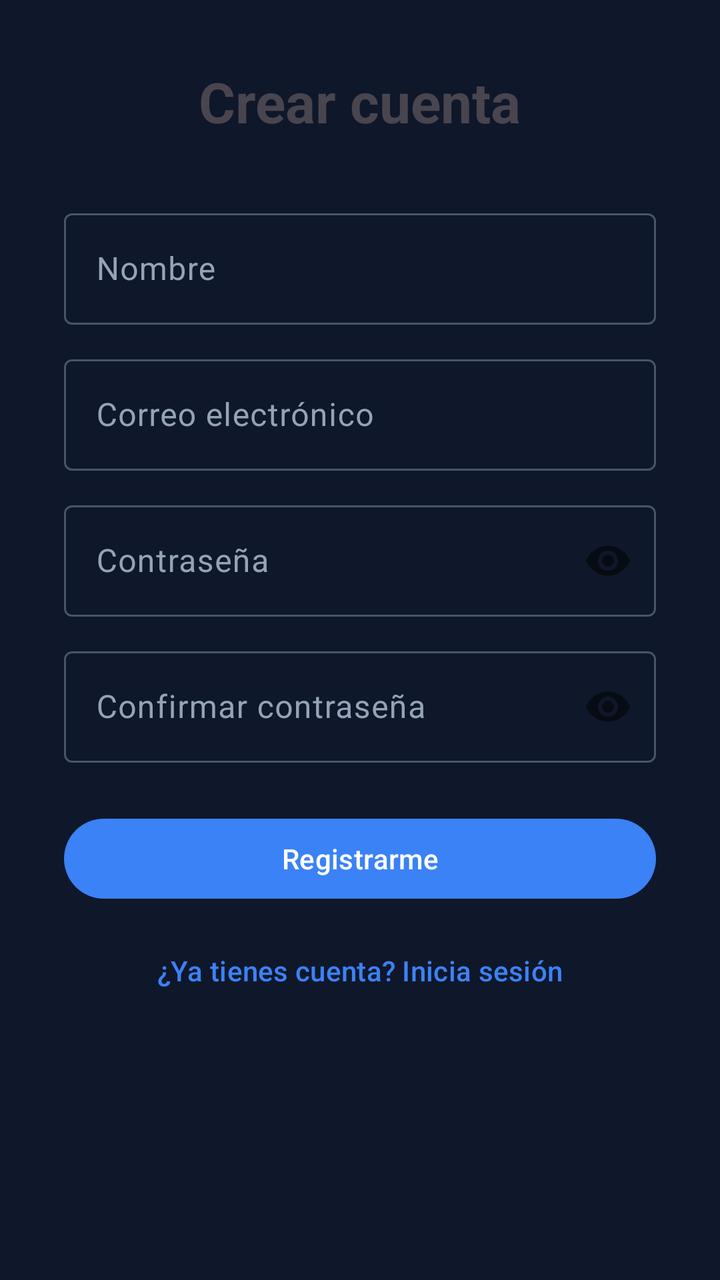
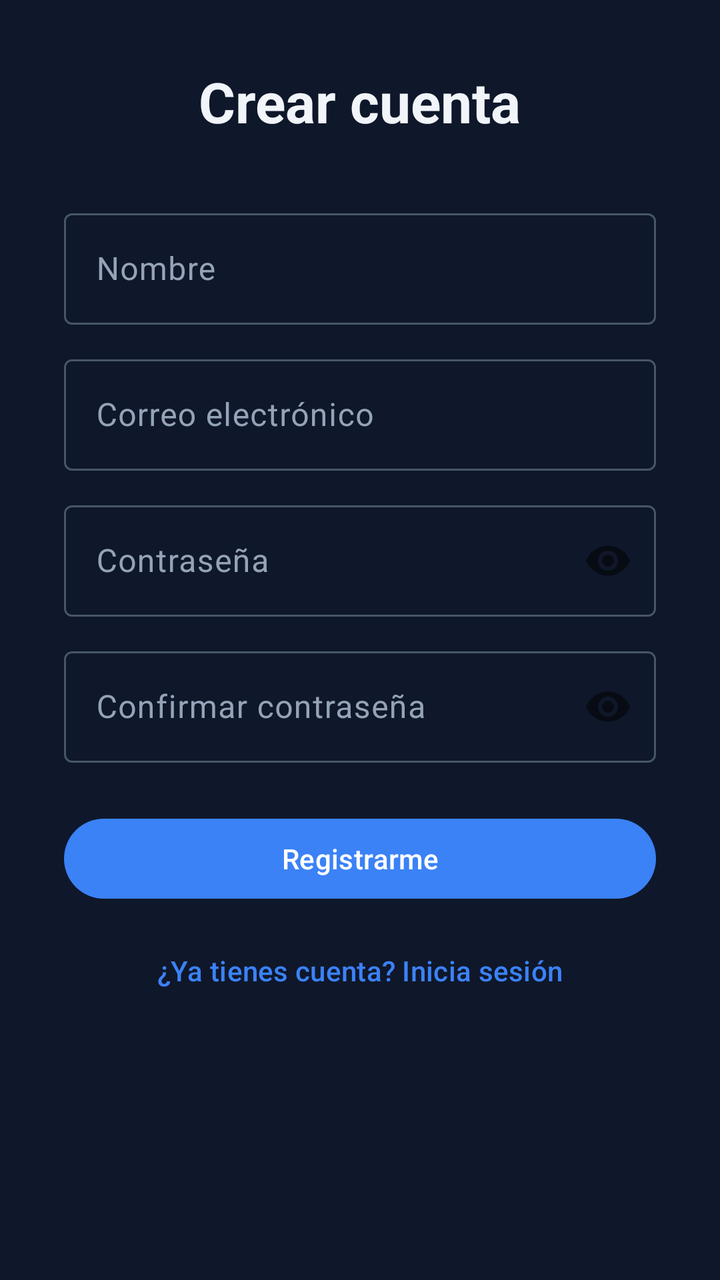

Two renders of the same Android screen: before a commit and after it. Below are the layout's source before the change and the commit's diff.
<!-- AndroidManifest.xml: application theme Theme.Localiza2 -->
<!-- res/layout/fragment_register.xml -->
<?xml version="1.0" encoding="utf-8"?>
<ScrollView xmlns:android="http://schemas.android.com/apk/res/android"
    xmlns:app="http://schemas.android.com/apk/res-auto"
    android:layout_width="match_parent"
    android:layout_height="match_parent">

    <LinearLayout
        android:layout_width="match_parent"
        android:layout_height="wrap_content"
        android:gravity="center_horizontal"
        android:orientation="vertical"
        android:padding="32dp">

        
        <LinearLayout
            android:id="@+id/layoutForm"
            android:layout_width="match_parent"
            android:layout_height="wrap_content"
            android:orientation="vertical">

            <TextView
                android:layout_width="wrap_content"
                android:layout_height="wrap_content"
                android:layout_gravity="center"
                android:layout_marginBottom="32dp"
                android:text="Crear cuenta"
                android:textSize="28sp"
                android:textStyle="bold" />

            <com.google.android.material.textfield.TextInputLayout
                android:layout_width="match_parent"
                android:layout_height="wrap_content"
                android:hint="Nombre"
                style="@style/Widget.Material3.TextInputLayout.OutlinedBox">
                <com.google.android.material.textfield.TextInputEditText
                    android:id="@+id/etName"
                    android:layout_width="match_parent"
                    android:layout_height="wrap_content"
                    android:inputType="textPersonName" />
            </com.google.android.material.textfield.TextInputLayout>

            <com.google.android.material.textfield.TextInputLayout
                android:layout_width="match_parent"
                android:layout_height="wrap_content"
                android:layout_marginTop="12dp"
                android:hint="Correo electrónico"
                style="@style/Widget.Material3.TextInputLayout.OutlinedBox">
                <com.google.android.material.textfield.TextInputEditText
                    android:id="@+id/etEmail"
                    android:layout_width="match_parent"
                    android:layout_height="wrap_content"
                    android:inputType="textEmailAddress" />
            </com.google.android.material.textfield.TextInputLayout>

            <com.google.android.material.textfield.TextInputLayout
                android:layout_width="match_parent"
                android:layout_height="wrap_content"
                android:layout_marginTop="12dp"
                android:hint="Contraseña"
                app:passwordToggleEnabled="true"
                style="@style/Widget.Material3.TextInputLayout.OutlinedBox">
                <com.google.android.material.textfield.TextInputEditText
                    android:id="@+id/etPassword"
                    android:layout_width="match_parent"
                    android:layout_height="wrap_content"
                    android:inputType="textPassword" />
            </com.google.android.material.textfield.TextInputLayout>

            <com.google.android.material.textfield.TextInputLayout
                android:layout_width="match_parent"
                android:layout_height="wrap_content"
                android:layout_marginTop="12dp"
                android:hint="Confirmar contraseña"
                app:passwordToggleEnabled="true"
                style="@style/Widget.Material3.TextInputLayout.OutlinedBox">
                <com.google.android.material.textfield.TextInputEditText
                    android:id="@+id/etConfirmPassword"
                    android:layout_width="match_parent"
                    android:layout_height="wrap_content"
                    android:inputType="textPassword" />
            </com.google.android.material.textfield.TextInputLayout>

            <ProgressBar
                android:id="@+id/progressBar"
                android:layout_width="wrap_content"
                android:layout_height="wrap_content"
                android:layout_gravity="center"
                android:layout_marginTop="16dp"
                android:visibility="gone" />

            <com.google.android.material.button.MaterialButton
                android:id="@+id/btnRegister"
                android:layout_width="match_parent"
                android:layout_height="wrap_content"
                android:layout_marginTop="24dp"
                android:text="Registrarme" />

            <com.google.android.material.button.MaterialButton
                android:id="@+id/btnGoLogin"
                android:layout_width="match_parent"
                android:layout_height="wrap_content"
                android:layout_marginTop="8dp"
                android:text="¿Ya tienes cuenta? Inicia sesión"
                style="@style/Widget.Material3.Button.TextButton" />

        </LinearLayout>

        
        <LinearLayout
            android:id="@+id/layoutPending"
            android:layout_width="match_parent"
            android:layout_height="wrap_content"
            android:orientation="vertical"
            android:gravity="center"
            android:visibility="gone">

            <TextView
                android:layout_width="wrap_content"
                android:layout_height="wrap_content"
                android:layout_gravity="center"
                android:layout_marginBottom="16dp"
                android:text="Revisa tu correo"
                android:textSize="24sp"
                android:textStyle="bold" />

            <TextView
                android:id="@+id/tvPendingDesc"
                android:layout_width="match_parent"
                android:layout_height="wrap_content"
                android:gravity="center"
                android:layout_marginBottom="32dp"
                android:textSize="15sp"
                android:lineSpacingMultiplier="1.4" />

            <com.google.android.material.button.MaterialButton
                android:id="@+id/btnResend"
                android:layout_width="match_parent"
                android:layout_height="wrap_content"
                android:text="Reenviar correo" />

            <com.google.android.material.button.MaterialButton
                android:id="@+id/btnBackToLogin"
                android:layout_width="match_parent"
                android:layout_height="wrap_content"
                android:layout_marginTop="8dp"
                android:text="Volver al inicio de sesión"
                style="@style/Widget.Material3.Button.TextButton" />

        </LinearLayout>

    </LinearLayout>
</ScrollView>
<!-- resources referenced by this layout -->
<resources>
  <style name="Theme.Localiza2" parent="Theme.Material3.DayNight.NoActionBar">
          
          <item name="colorPrimary">@color/accent_primary</item>
          <item name="colorOnPrimary">@color/white</item>
          <item name="colorPrimaryContainer">@color/bg_surface_2</item>
          <item name="colorOnPrimaryContainer">@color/accent_light</item>
  
          
          <item name="colorSecondary">@color/accent_primary</item>
          <item name="colorOnSecondary">@color/white</item>
          <item name="colorSecondaryContainer">@color/bg_surface_2</item>
          <item name="colorOnSecondaryContainer">@color/accent_light</item>
  
          
          <item name="colorError">@color/danger</item>
          <item name="colorOnError">@color/white</item>
          <item name="colorErrorContainer">@color/bg_surface_2</item>
          <item name="colorOnErrorContainer">@color/danger</item>
  
          
          <item name="colorSurface">@color/bg_surface</item>
          <item name="colorOnSurface">@color/text_primary</item>
          <item name="colorSurfaceVariant">@color/bg_surface_2</item>
          <item name="colorOnSurfaceVariant">@color/text_muted</item>
          <item name="android:colorBackground">@color/bg_primary</item>
          <item name="colorOnBackground">@color/text_primary</item>
  
          
          <item name="colorOutline">@color/bg_surface_3</item>
          <item name="colorOutlineVariant">@color/bg_surface_2</item>
          <item name="colorSurfaceContainerLow">@color/bg_surface</item>
          <item name="colorSurfaceContainer">@color/bg_surface_2</item>
          <item name="colorSurfaceContainerHigh">@color/bg_surface_3</item>
  
          
          <item name="android:textColorPrimary">@color/text_primary</item>
          <item name="android:textColorSecondary">@color/text_muted</item>
          <item name="android:textColorHint">@color/text_hint</item>
      </style>
  <color name="accent_primary">#3b82f6</color>
  <color name="white">#FFFFFFFF</color>
  <color name="bg_surface_2">#334155</color>
  <color name="accent_light">#60a5fa</color>
  <color name="danger">#ef4444</color>
  <color name="bg_surface">#1e293b</color>
  <color name="text_primary">#f1f5f9</color>
  <color name="text_muted">#94a3b8</color>
  <color name="bg_primary">#0f172a</color>
  <color name="bg_surface_3">#475569</color>
  <color name="text_hint">#64748b</color>
</resources>

<!-- the commit's change to res/layout/fragment_register.xml (unified diff, before → after) -->
@@ -9,7 +9,7 @@
         android:layout_height="wrap_content"
         android:gravity="center_horizontal"
         android:orientation="vertical"
-        android:padding="32dp">
+        android:padding="@dimen/spacing_2xl">
 
         
         <LinearLayout
@@ -22,10 +22,11 @@
                 android:layout_width="wrap_content"
                 android:layout_height="wrap_content"
                 android:layout_gravity="center"
-                android:layout_marginBottom="32dp"
+                android:layout_marginBottom="@dimen/spacing_2xl"
                 android:text="Crear cuenta"
                 android:textSize="28sp"
-                android:textStyle="bold" />
+                android:textStyle="bold"
+                android:textColor="?attr/colorOnSurface" />
 
             <com.google.android.material.textfield.TextInputLayout
                 android:layout_width="match_parent"
@@ -42,7 +43,7 @@
             <com.google.android.material.textfield.TextInputLayout
                 android:layout_width="match_parent"
                 android:layout_height="wrap_content"
-                android:layout_marginTop="12dp"
+                android:layout_marginTop="@dimen/spacing_md"
                 android:hint="Correo electrónico"
                 style="@style/Widget.Material3.TextInputLayout.OutlinedBox">
                 <com.google.android.material.textfield.TextInputEditText
@@ -55,7 +56,7 @@
             <com.google.android.material.textfield.TextInputLayout
                 android:layout_width="match_parent"
                 android:layout_height="wrap_content"
-                android:layout_marginTop="12dp"
+                android:layout_marginTop="@dimen/spacing_md"
                 android:hint="Contraseña"
                 app:passwordToggleEnabled="true"
                 style="@style/Widget.Material3.TextInputLayout.OutlinedBox">
@@ -69,7 +70,7 @@
             <com.google.android.material.textfield.TextInputLayout
                 android:layout_width="match_parent"
                 android:layout_height="wrap_content"
-                android:layout_marginTop="12dp"
+                android:layout_marginTop="@dimen/spacing_md"
                 android:hint="Confirmar contraseña"
                 app:passwordToggleEnabled="true"
                 style="@style/Widget.Material3.TextInputLayout.OutlinedBox">
@@ -85,21 +86,21 @@
                 android:layout_width="wrap_content"
                 android:layout_height="wrap_content"
                 android:layout_gravity="center"
-                android:layout_marginTop="16dp"
+                android:layout_marginTop="@dimen/spacing_lg"
                 android:visibility="gone" />
 
             <com.google.android.material.button.MaterialButton
                 android:id="@+id/btnRegister"
                 android:layout_width="match_parent"
                 android:layout_height="wrap_content"
-                android:layout_marginTop="24dp"
+                android:layout_marginTop="@dimen/spacing_xl"
                 android:text="Registrarme" />
 
             <com.google.android.material.button.MaterialButton
                 android:id="@+id/btnGoLogin"
                 android:layout_width="match_parent"
                 android:layout_height="wrap_content"
-                android:layout_marginTop="8dp"
+                android:layout_marginTop="@dimen/spacing_sm"
                 android:text="¿Ya tienes cuenta? Inicia sesión"
                 style="@style/Widget.Material3.Button.TextButton" />
 
@@ -118,18 +119,20 @@
                 android:layout_width="wrap_content"
                 android:layout_height="wrap_content"
                 android:layout_gravity="center"
-                android:layout_marginBottom="16dp"
+                android:layout_marginBottom="@dimen/spacing_lg"
                 android:text="Revisa tu correo"
                 android:textSize="24sp"
-                android:textStyle="bold" />
+                android:textStyle="bold"
+                android:textColor="?attr/colorOnSurface" />
 
             <TextView
                 android:id="@+id/tvPendingDesc"
                 android:layout_width="match_parent"
                 android:layout_height="wrap_content"
                 android:gravity="center"
-                android:layout_marginBottom="32dp"
-                android:textSize="15sp"
+                android:layout_marginBottom="@dimen/spacing_2xl"
+                android:textSize="@dimen/text_size_subtitle"
+                android:textColor="?attr/colorOnSurface"
                 android:lineSpacingMultiplier="1.4" />
 
             <com.google.android.material.button.MaterialButton
@@ -142,7 +145,7 @@
                 android:id="@+id/btnBackToLogin"
                 android:layout_width="match_parent"
                 android:layout_height="wrap_content"
-                android:layout_marginTop="8dp"
+                android:layout_marginTop="@dimen/spacing_sm"
                 android:text="Volver al inicio de sesión"
                 style="@style/Widget.Material3.Button.TextButton" />
 
<!-- resource entries referenced after the edit -->
@@ -1,5 +1,11 @@
 <!-- resources referenced by this layout -->
 <resources>
+  <dimen name="spacing_2xl">32dp</dimen>
+  <dimen name="spacing_lg">16dp</dimen>
+  <dimen name="spacing_md">12dp</dimen>
+  <dimen name="spacing_sm">8dp</dimen>
+  <dimen name="spacing_xl">24dp</dimen>
+  <dimen name="text_size_subtitle">15sp</dimen>
   <style name="Theme.Localiza2" parent="Theme.Material3.DayNight.NoActionBar">
           
           <item name="colorPrimary">@color/accent_primary</item>
